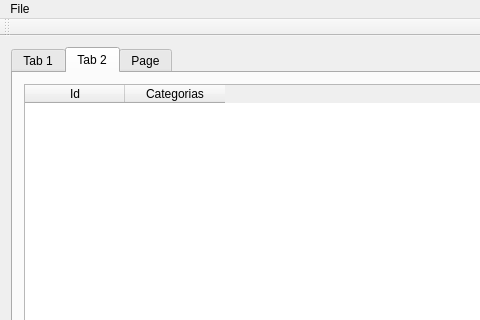
This is mainwindow.ui in MatamorosF3/RecordsFiles as Qt 5 draws it before an edit; both pictures show x 0 to 480 and y 0 to 320 of the 761 by 474 pixel window. The edited form follows.
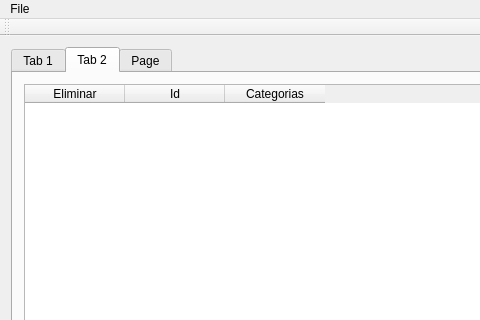
This is the edited form. The open tabs and pages were chosen to show the change.

Patch:
```diff
--- a/mainwindow.ui
+++ b/mainwindow.ui
@@ -61,6 +61,11 @@
        <layout class="QGridLayout" name="gridLayout">
         <item row="0" column="0">
          <widget class="QTableWidget" name="tableWidget_categorias">
+          <column>
+           <property name="text">
+            <string>Eliminar</string>
+           </property>
+          </column>
           <column>
            <property name="text">
             <string>Id</string>
```
Left out of the diff: 2 changed lines with no effect on the pictures.
